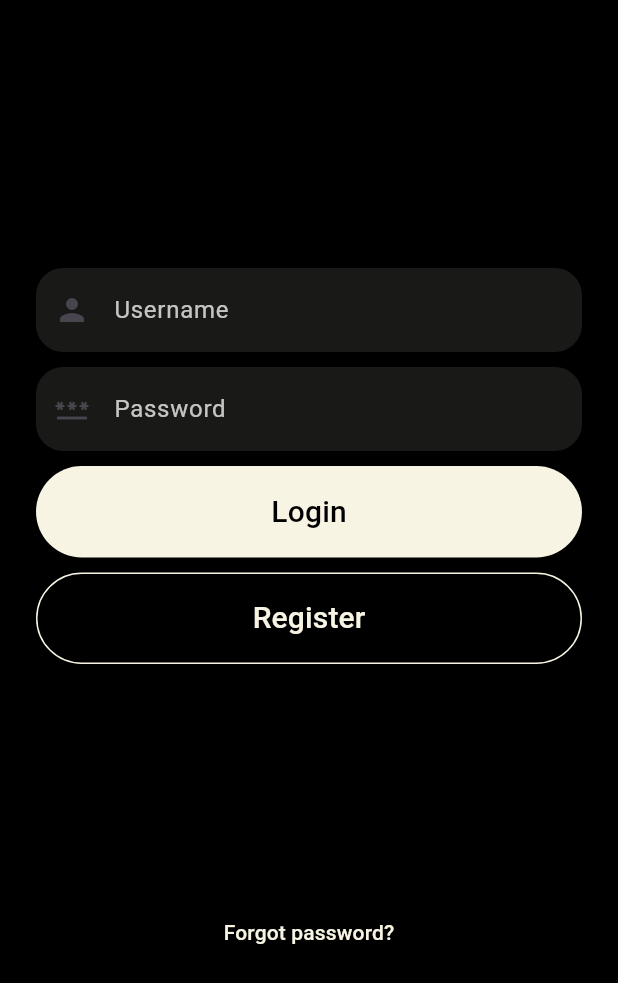
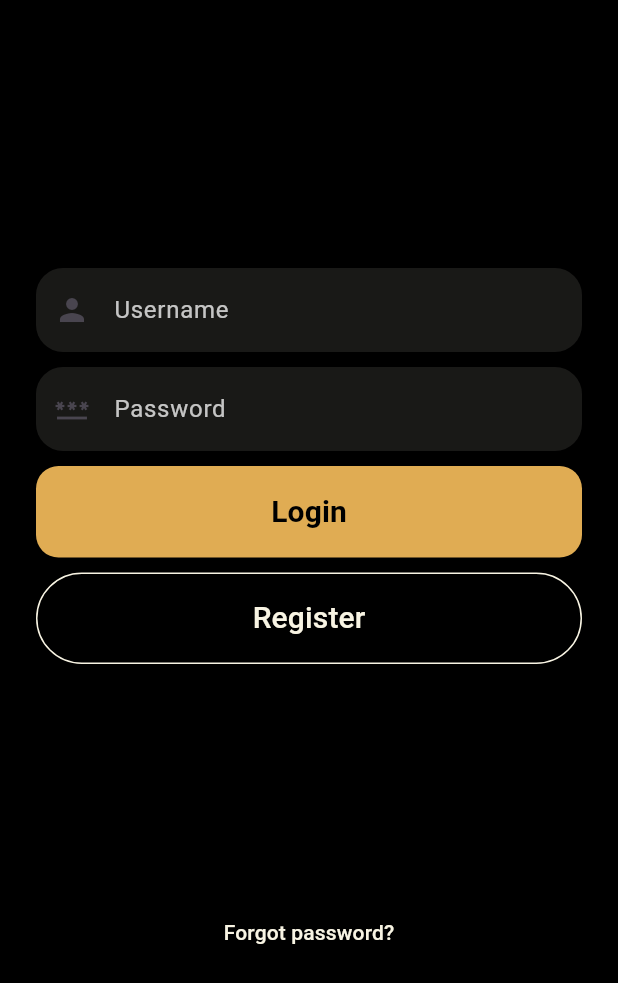
Before and after one commit to THERESIALAMROULI/5_A_Salon, a Flutter app: the screen it shows after launch, on a phone screen of 412 x 824 dp. Shown: the top 983 px of the screen. Run offline on Flutter 3.47's test engine with Material 3 defaults, Android fonts, the phone set to English and light mode, and no system bars.

Commit message:
login button terbereskan boque

```diff
--- a/lib/View/login.dart
+++ b/lib/View/login.dart
@@ -134,13 +134,15 @@ class _LoginViewState extends State<LoginView> {
             }
           },
           style: ElevatedButton.styleFrom(
-            shape: const StadiumBorder(),
+            shape: RoundedRectangleBorder(
+              borderRadius: BorderRadius.circular(15)
+            ),
             padding: const EdgeInsets.symmetric(vertical: 16),
-            backgroundColor: Color(0xFFF8F4E3),
+            backgroundColor: Color(0xFFE0AC53),
           ),
           child: const Text(
             "Login",
-            style: TextStyle(fontSize: 20, color: Color.fromRGBO(0, 0, 0, 1)),
+            style: TextStyle(fontSize: 20, fontWeight: FontWeight.bold, color: Color.fromRGBO(0, 0, 0, 1)),
           ),
         ),
         const SizedBox(height: 10),
```
